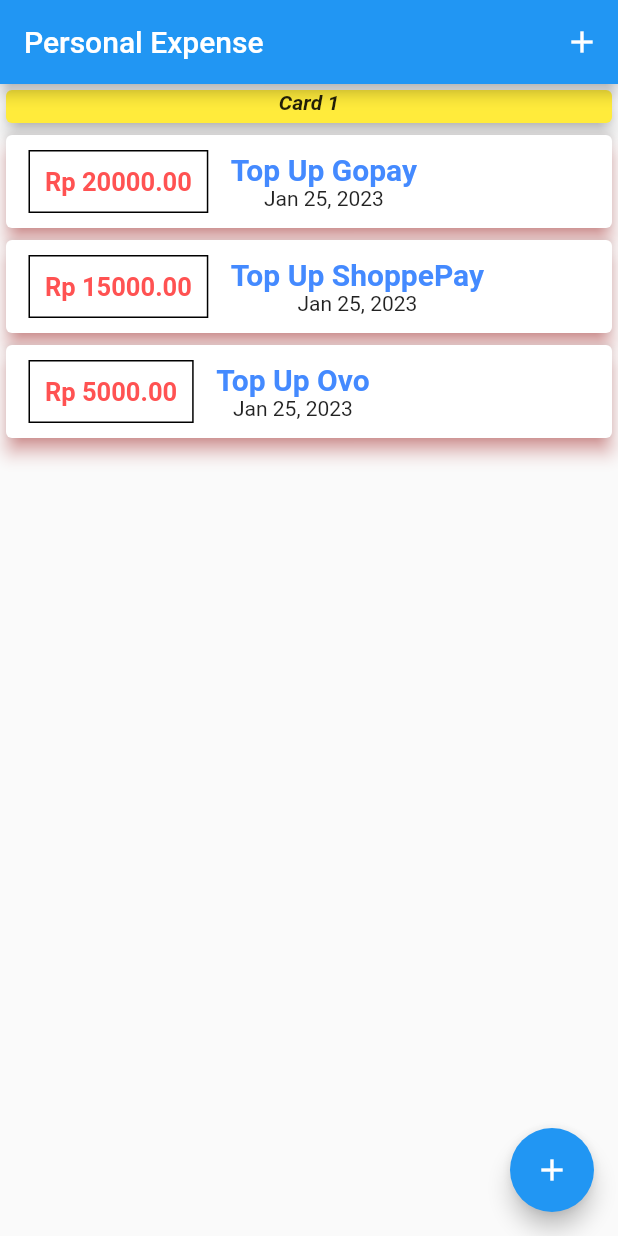
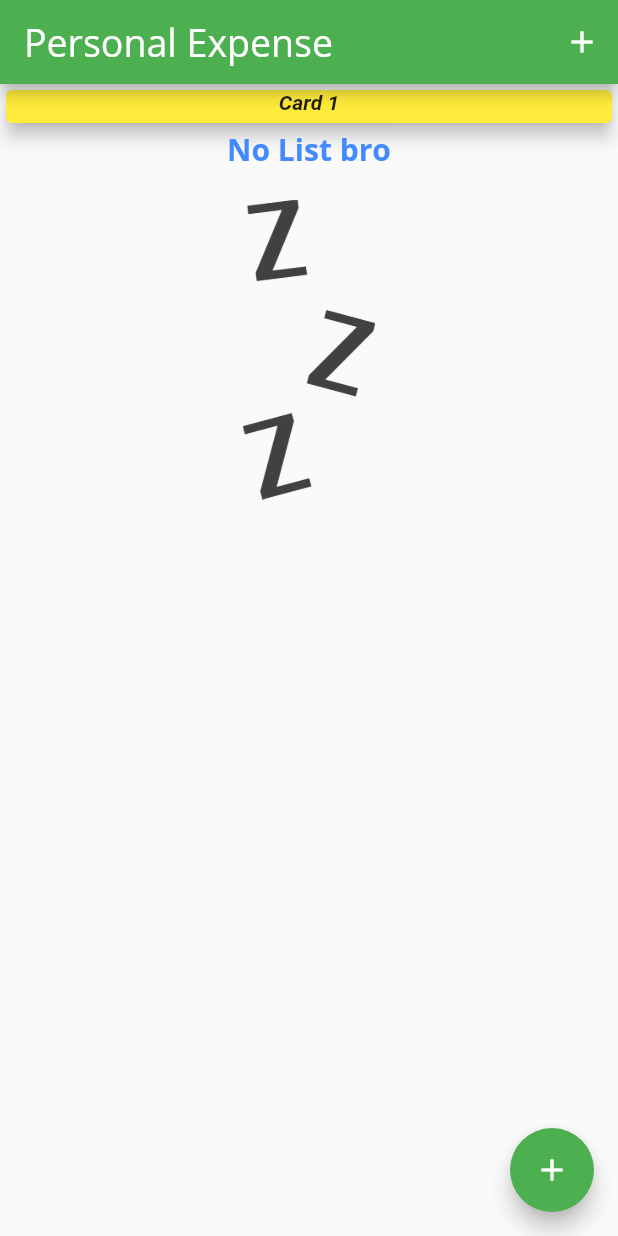
Before and after one commit to flasharifin/personal_expense_app, a Flutter app: the screen it shows after launch, on a phone screen of 412 x 824 dp. Run offline on Flutter 3.47's test engine with Material 2 defaults, Android fonts, the phone set to English and light mode, and no system bars.

Commit message:
Theme Style and add image on flutter

```diff
--- a/lib/main.dart
+++ b/lib/main.dart
@@ -11,6 +11,24 @@ class MyApp extends StatelessWidget {
   Widget build(BuildContext context) {
     return MaterialApp(
       title: 'Personal Expense',
+      theme: ThemeData(
+        primarySwatch: Colors.green,
+        fontFamily: 'QuickSand',
+        textTheme: ThemeData.light().textTheme.copyWith(
+              headline6: TextStyle(
+                fontFamily: 'OpenSans',
+                fontSize: 20,
+                color: Colors.blueAccent,
+                fontWeight: FontWeight.bold,
+              ),
+            ),
+        appBarTheme: AppBarTheme(
+          titleTextStyle: TextStyle(
+            fontFamily: 'OpenSans',
+            fontSize: 25,
+          ),
+        ),
+      ),
       home: MyHomePage(),
     );
   }
@@ -23,24 +41,24 @@ class MyHomePage extends StatefulWidget {
 
 class _MyHomePageState extends State<MyHomePage> {
   final List<Transcation> _userTransaction = [
-    Transcation(
-      id: 'trx1',
-      title: 'Top Up Gopay',
-      amount: 20000,
-      date: DateTime.now(),
-    ),
-    Transcation(
-      id: 'trx3',
-      title: 'Top Up ShoppePay',
-      amount: 15000,
-      date: DateTime.now(),
-    ),
-    Transcation(
-      id: 'trx1',
-      title: 'Top Up Ovo',
-      amount: 5000,
-      date: DateTime.now(),
-    ),
+    // Transcation(
+    //   id: 'trx1',
+    //   title: 'Top Up Gopay',
+    //   amount: 20000,
+    //   date: DateTime.now(),
+    // ),
+    // Transcation(
+    //   id: 'trx3',
+    //   title: 'Top Up ShoppePay',
+    //   amount: 15000,
+    //   date: DateTime.now(),
+    // ),
+    // Transcation(
+    //   id: 'trx1',
+    //   title: 'Top Up Ovo',
+    //   amount: 5000,
+    //   date: DateTime.now(),
+    // ),
   ];
 
   void _actionAddNewTrx(String title, double amount) {
--- a/lib/transaction_list.dart
+++ b/lib/transaction_list.dart
@@ -10,14 +10,34 @@ class TransactionList extends StatelessWidget {
   @override
   Widget build(BuildContext context) {
     return Container(
-      height:MediaQuery.of(context).size.height,
-        child: ListView.builder( // dynamic list like RecyclerView
-          itemBuilder:  (ctx, index) {
+      height: MediaQuery.of(context).size.height,
+      child: transactions.isEmpty
+          ? Column(
+              children: [
+                Text(
+                  "No List bro",
+                  style: Theme.of(context).textTheme.headline6,
+                ),
+                SizedBox(
+                  height: 20,
+                ),
+                Container(
+                  height: 200,
+                  child: Image.asset(
+                    'assets/images/waiting.png',
+                    fit: BoxFit.cover,
+                  ),
+                ),
+              ],
+            )
+          : ListView.builder(
+              // dynamic list like RecyclerView
+              itemBuilder: (ctx, index) {
                 return SizedBox(
                   width: double.infinity,
                   child: Card(
                     elevation: 5,
-                shadowColor: Colors.redAccent,
+                    shadowColor: Theme.of(context).primaryColor,
                     child: Row(
                       children: [
                         Container(
@@ -27,7 +47,7 @@ class TransactionList extends StatelessWidget {
                           ),
                           decoration: BoxDecoration(
                             border: Border.all(
-                            color: Colors.black,
+                                color: Theme.of(context).primaryColor,
                                 width: 1,
                                 style: BorderStyle.solid),
                           ),
@@ -44,12 +64,10 @@ class TransactionList extends StatelessWidget {
                           children: [
                             Text(
                               transactions[index].title,
-                          style: const TextStyle(
-                              color: Colors.blueAccent,
-                              fontSize: 20,
-                              fontWeight: FontWeight.bold),
+                              style: Theme.of(context).textTheme.headline6,
                             ),
-                        Text(DateFormat.yMMMd().format(transactions[index].date))
+                            Text(DateFormat.yMMMd()
+                                .format(transactions[index].date))
                           ],
                         )
                       ],
```
Also changed, not shown: pubspec.yaml (+13 -13 lines), assets/fonts/OpenSans-Bold.ttf (added), assets/fonts/OpenSans-Regular.ttf (added), assets/fonts/Quicksand-Bold.ttf (added), assets/fonts/Quicksand-Light.ttf (added), assets/fonts/Quicksand-Medium.ttf (added), assets/fonts/Quicksand-Regular.ttf (added), assets/images/waiting.png (added). Lines whose indentation alone changed are shown as unchanged.
